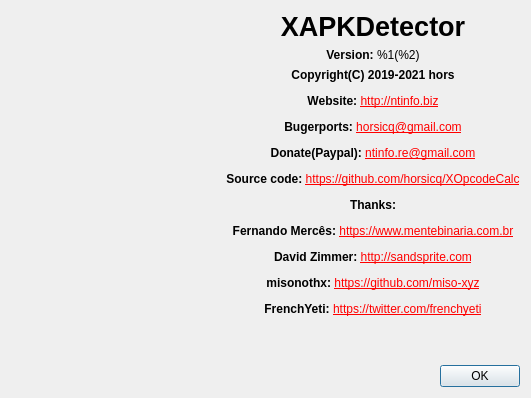
Before: the Qt Designer form gui_source/dialogabout.ui in horsicq/XAPKDetector, drawn with Qt 5.
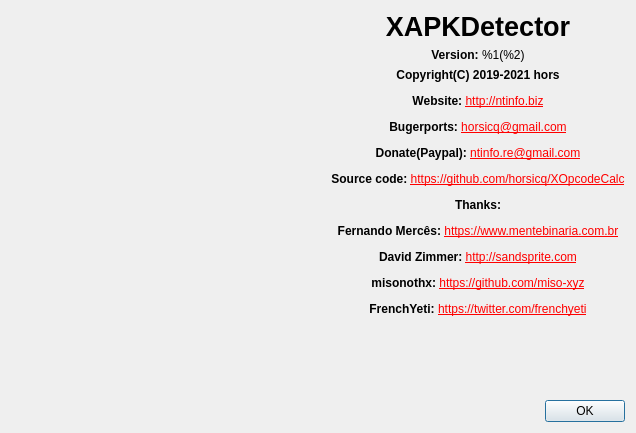
After: the same form once the commit is applied. Icons and pictures are not drawn.

Diff of the .ui file:
```diff
--- a/gui_source/dialogabout.ui
+++ b/gui_source/dialogabout.ui
@@ -9,8 +9,8 @@
    <rect>
     <x>0</x>
     <y>0</y>
-    <width>531</width>
-    <height>398</height>
+    <width>636</width>
+    <height>433</height>
    </rect>
   </property>
   <property name="windowTitle">
```
